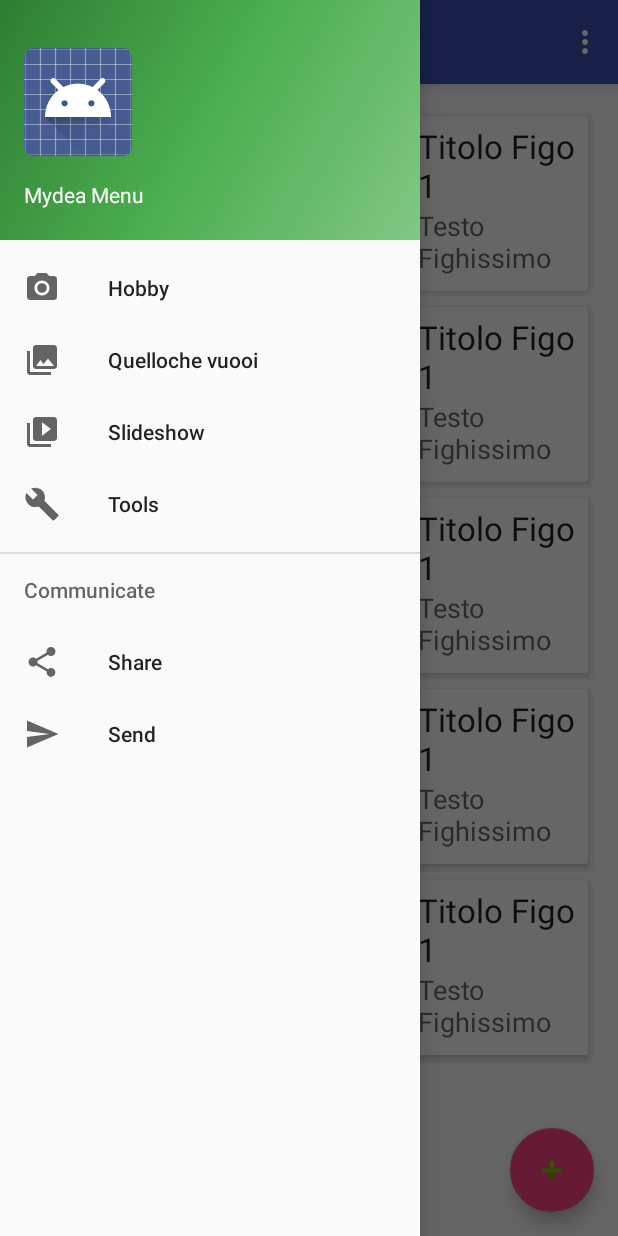
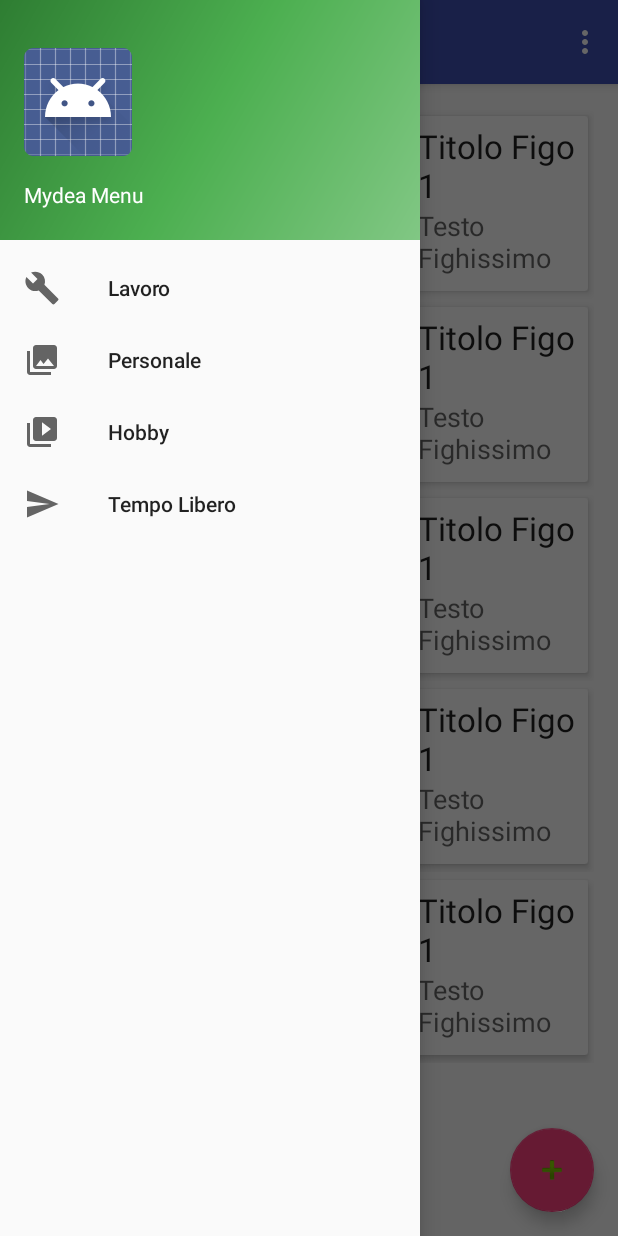
Before and after one commit to AndreaMinato/mydea, an Android app: the screen it shows after launch (MainActivity), with the side drawer open, on a phone screen of 412 x 824 dp. Run offline under Robolectric (Android 15) with nearby library versions, the phone set to English and light mode, and no system bars; libraries missing offline, so code that uses them is left out: com.github.florent37.viewanimator.

Commit message:
-Side menu -ilterPostByCategory

```diff
--- a/app/src/main/java/com/group/mydea/Nota.java
+++ b/app/src/main/java/com/group/mydea/Nota.java
@@ -22,7 +22,13 @@ public class Nota implements Comparable<Nota> {
     private String id;
     private String title;
     private String color;
-    private String tag;
+    private int tag;
+    /** This is the Category of the posts:
+     * 1=Lavoro
+     * 2=Personale
+     * 3=Hobby
+     * 4=Tempo Libero
+     **/
     private String text;
     private String image;           //path immagine
     private String audio;           //path audio
@@ -44,11 +50,11 @@ public class Nota implements Comparable<Nota> {
         this.id = id;
     }
 
-    public String getTag() {
+    public int getTag() {
         return tag;
     }
 
-    public void setTag(String tag) {
+    public void setTag(int tag) {
         this.tag = tag;
     }
 
--- a/app/src/main/res/menu/activity_main_drawer.xml
+++ b/app/src/main/res/menu/activity_main_drawer.xml
@@ -3,24 +3,24 @@
 
     <group android:checkableBehavior="single">
         <item
-            android:id="@+id/nav_camera"
-            android:icon="@drawable/ic_menu_camera"
+            android:id="@+id/navCatLavoro"
+            android:icon="@drawable/ic_menu_manage"
+            android:title="Lavoro" />
+        <item
+            android:id="@+id/navCatPersonale"
+            android:icon="@drawable/ic_menu_gallery"
+            android:title="Personale" />
+        <item
+            android:id="@+id/navCatHobby"
+            android:icon="@drawable/ic_menu_slideshow"
             android:title="Hobby" />
         <item
-            android:id="@+id/nav_gallery"
-            android:icon="@drawable/ic_menu_gallery"
-            android:title="Quelloche vuooi" />
-        <item
-            android:id="@+id/nav_slideshow"
-            android:icon="@drawable/ic_menu_slideshow"
-            android:title="Slideshow" />
-        <item
-            android:id="@+id/nav_manage"
-            android:icon="@drawable/ic_menu_manage"
-            android:title="Tools" />
+            android:id="@+id/navCatTempoLibero"
+            android:icon="@drawable/ic_menu_send"
+            android:title="Tempo Libero" />
     </group>
 
-    <item android:title="Communicate">
+    <!--<item android:title="Communicate">
         <menu>
             <item
                 android:id="@+id/nav_share"
@@ -31,6 +31,6 @@
                 android:icon="@drawable/ic_menu_send"
                 android:title="Send" />
         </menu>
-    </item>
+    </item>-->
 
 </menu>
```
Also changed, not shown: app/src/main/java/com/group/mydea/MainActivity.java (+47 -15 lines).
